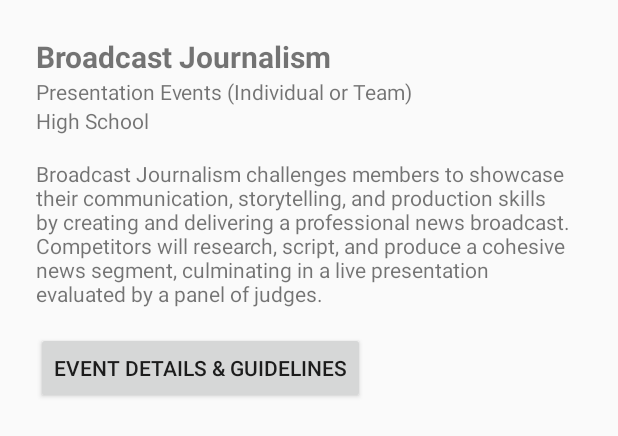
After one commit to Sid1332/FBLAConnect, an Android app built with Jetpack Compose: the layout dialog_competition_details.xml on its own in the app's theme, with its tools: preview values and no code run, on a phone screen of 412 x 824 dp. The commit adds this screen. Shown: the top 436 px of the screen. Run offline under Robolectric (Android 15) with nearby library versions, the phone set to English and light mode, and no system bars.

Commit message:
added competitons

```diff
--- a/app/src/main/AndroidManifest.xml
+++ b/app/src/main/AndroidManifest.xml
@@ -58,12 +58,6 @@
             android:label="@string/app_name"
             android:theme="@style/Theme.FblaConnectV2" />
 
-        <!-- Resources Activity -->
-        <activity
-            android:name=".ResourcesActivity"
-            android:exported="false"
-            android:theme="@style/Theme.FblaConnectV2" />
-
     </application>
 
 </manifest>
--- /dev/null
+++ b/app/src/main/res/layout/dialog_competition_details.xml
@@ -0,0 +1,42 @@
+<?xml version="1.0" encoding="utf-8"?>
+<LinearLayout xmlns:android="http://schemas.android.com/apk/res/android"
+    android:layout_width="match_parent"
+    android:layout_height="wrap_content"
+    android:orientation="vertical"
+    android:padding="24dp">
+
+    <TextView
+        android:id="@+id/competitionName"
+        android:layout_width="wrap_content"
+        android:layout_height="wrap_content"
+        android:text="Broadcast Journalism"
+        android:textSize="20sp"
+        android:textStyle="bold" />
+
+    <TextView
+        android:id="@+id/competitionType"
+        android:layout_width="wrap_content"
+        android:layout_height="wrap_content"
+        android:text="Presentation Events (Individual or Team)" />
+
+    <TextView
+        android:id="@+id/competitionLevel"
+        android:layout_width="wrap_content"
+        android:layout_height="wrap_content"
+        android:text="High School" />
+
+    <TextView
+        android:id="@+id/competitionDescription"
+        android:layout_width="wrap_content"
+        android:layout_height="wrap_content"
+        android:layout_marginTop="16dp"
+        android:text="Broadcast Journalism challenges members to showcase their communication, storytelling, and production skills by creating and delivering a professional news broadcast. Competitors will research, script, and produce a cohesive news segment, culminating in a live presentation evaluated by a panel of judges." />
+
+    <Button
+        android:id="@+id/detailsButton"
+        android:layout_width="wrap_content"
+        android:layout_height="wrap_content"
+        android:layout_marginTop="16dp"
+        android:text="Event Details &amp; Guidelines" />
+
+</LinearLayout>
```
Also changed, not shown: app/src/main/java/com/centrevillehs/fblaconnectv2/Competition.kt (added, +10 -0 lines), app/src/main/java/com/centrevillehs/fblaconnectv2/CompetitionAdapter.kt (added, +39 -0 lines), app/src/main/java/com/centrevillehs/fblaconnectv2/CompetitionsFragment.kt (added, +105 -0 lines), app/src/main/java/com/centrevillehs/fblaconnectv2/MainActivity.kt (+10 -2 lines), app/src/main/res/layout/fragment_competitions.xml (added, +31 -0 lines), app/src/main/res/layout/item_competition.xml (added, +38 -0 lines).
